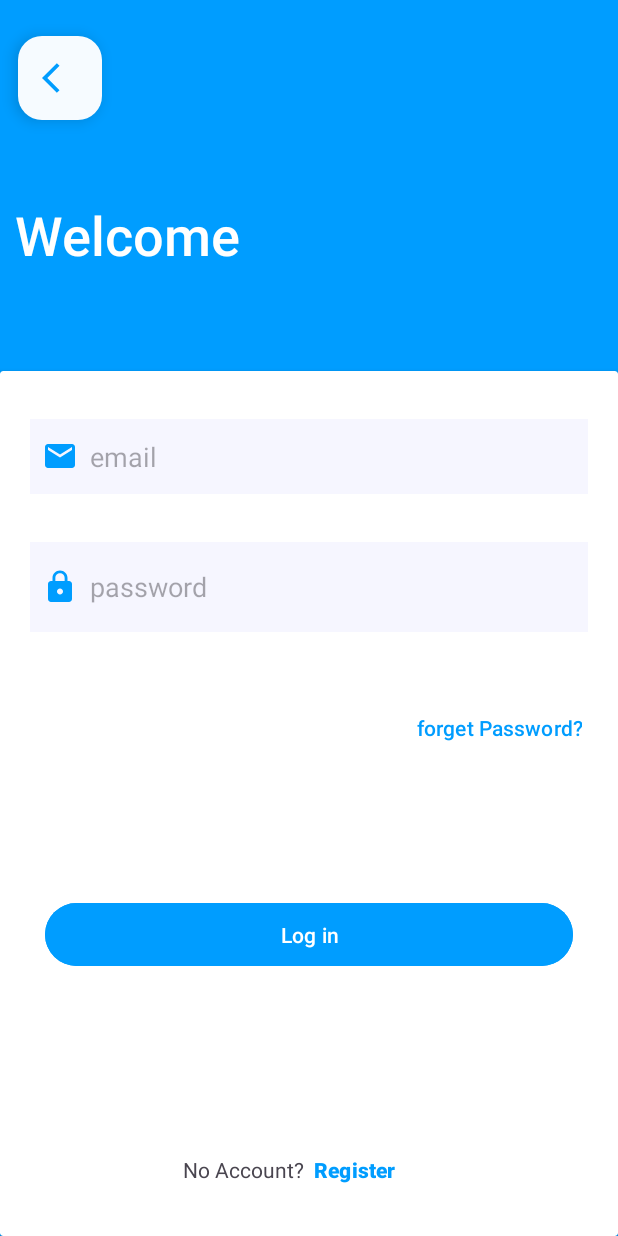
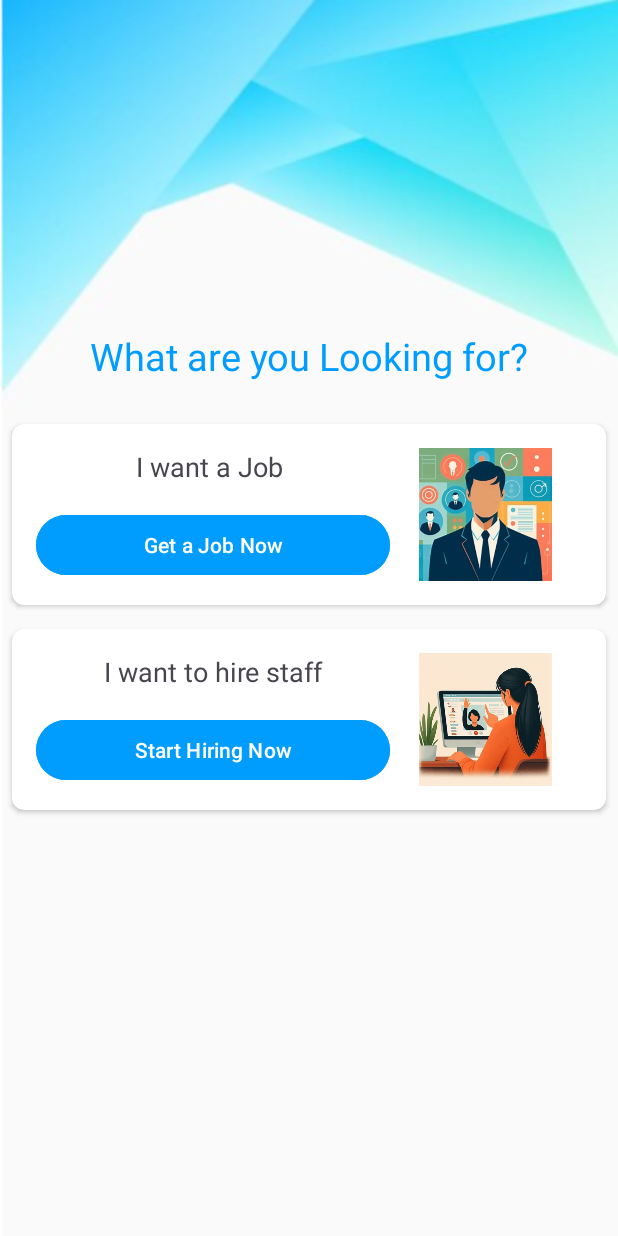
Before and after one commit to Nithishpalanisamy/Horizon, an Android app: the screen it shows after launch (MainActivity before the commit, Launch after it), on a phone screen of 412 x 824 dp. Run offline under Robolectric (Android 15) with nearby library versions, the phone set to English and light mode, and no system bars.

Commit message:
project 24 mar updated

```diff
--- a/app/build.gradle.kts
+++ b/app/build.gradle.kts
@@ -49,6 +49,8 @@ dependencies {
     implementation(libs.androidx.constraintlayout)
     implementation(libs.firebase.auth)
     implementation(libs.firebase.database)
+    implementation(libs.androidx.navigation.fragment.ktx)
+    implementation(libs.androidx.navigation.ui.ktx)
     testImplementation(libs.junit)
     androidTestImplementation(libs.androidx.junit)
     androidTestImplementation(libs.androidx.espresso.core)
--- /dev/null
+++ b/app/src/main/java/com/example/horizon/Launch.kt
@@ -0,0 +1,20 @@
+package com.example.horizon
+
+import android.annotation.SuppressLint
+import android.content.Intent
+import android.os.Bundle
+import android.widget.Button
+import androidx.appcompat.app.AppCompatActivity
+
+open class Launch: AppCompatActivity() {
+    @SuppressLint("MissingInflatedId")
+    override fun onCreate(savedInstanceState: Bundle?) {
+        super.onCreate(savedInstanceState)
+        setContentView(R.layout.launchpage)
+        val seeker = findViewById<Button>(R.id.butt1)
+        val employee = findViewById<Button>(R.id.butt2)
+        seeker.setOnClickListener {
+            startActivity(Intent(this, MainActivity::class.java))
+        }
+    }
+}
--- a/app/src/main/java/com/example/horizon/MainActivity.kt
+++ b/app/src/main/java/com/example/horizon/MainActivity.kt
@@ -7,10 +7,9 @@ import android.util.Patterns
 import android.widget.Button
 import android.widget.EditText
 import android.widget.Toast
-import androidx.appcompat.app.AppCompatActivity
 import com.google.firebase.auth.FirebaseAuth
 
-open class MainActivity : AppCompatActivity() {
+open class MainActivity : Launch() {
 
     @SuppressLint("MissingInflatedId")
     override fun onCreate(savedInstanceState: Bundle?) {
--- a/app/src/main/java/com/example/horizon/Register.kt
+++ b/app/src/main/java/com/example/horizon/Register.kt
@@ -33,7 +33,7 @@ class Register : MainActivity() {
                 email.error = "Please enter a valid email"
             } else if (pass.isEmpty()) {
                 password.error = "Password cannot be empty"
-            } else if (isValidPassword(pass)) {
+            } else if (!isValidPassword(pass)) {
                 password.error = "Invalid password"
             } else if (pass != confirmPass) {
                 confirmpassword.error = "Passwords do not match"
@@ -41,7 +41,7 @@ class Register : MainActivity() {
                 auth.createUserWithEmailAndPassword(user, pass).addOnCompleteListener { task ->
                     if (task.isSuccessful) {
                         Toast.makeText(this, "Signup successful", Toast.LENGTH_SHORT).show()
-                        startActivity(Intent(this, Home::class.java))
+                        startActivity(Intent(this, MainActivity::class.java))
                     } else {
                         Toast.makeText(this, "Signup Failed: ${task.exception?.message}", Toast.LENGTH_SHORT).show()
                     }
--- a/app/src/main/res/layout/activity_main.xml
+++ b/app/src/main/res/layout/activity_main.xml
@@ -13,7 +13,7 @@
         android:layout_width="wrap_content"
         android:layout_height="wrap_content"
         android:orientation="horizontal"
-        app:layout_constraintGuide_percent=".30" />
+        app:layout_constraintGuide_end="512dp" />
 
     <com.google.android.material.floatingactionbutton.FloatingActionButton
         android:id="@+id/back1"
--- a/app/src/main/res/layout/fragment_home.xml
+++ b/app/src/main/res/layout/fragment_home.xml
@@ -48,7 +48,7 @@
                 android:layout_alignParentBottom="true"
                 android:layout_marginTop="25dp"
                 android:contentDescription="@string/todo"
-                android:src="@drawable/job_seeker"
+                android:src="@drawable/seeker02"
                 app:layout_constraintEnd_toEndOf="parent"
                 app:layout_constraintStart_toStartOf="parent"
                 app:layout_constraintTop_toBottomOf="@+id/textView4"
--- /dev/null
+++ b/app/src/main/res/layout/launchpage.xml
@@ -0,0 +1,110 @@
+<?xml version="1.0" encoding="utf-8"?>
+<LinearLayout xmlns:android="http://schemas.android.com/apk/res/android"
+    android:layout_width="match_parent"
+    xmlns:card_view="http://schemas.android.com/apk/res-auto"
+    android:orientation="vertical"
+    android:layout_height="match_parent"
+    android:background="@drawable/launch">
+
+    <TextView
+        android:layout_width="wrap_content"
+        android:layout_height="wrap_content"
+        android:id="@+id/t1"
+        android:text="What are you Looking for?"
+        android:textColor="@color/app_theme"
+        android:layout_marginLeft="60dp"
+        android:layout_marginTop="220dp"
+        android:layout_marginBottom="20sp"
+        android:textSize="25sp" />
+
+    <androidx.cardview.widget.CardView
+        android:id="@+id/card_view"
+        android:layout_width="match_parent"
+        android:layout_height="wrap_content"
+        android:layout_margin="8dp"
+        card_view:cardCornerRadius="8dp">
+
+        <LinearLayout
+            android:layout_width="match_parent"
+            android:layout_height="wrap_content"
+            android:orientation="horizontal"
+            android:padding="16dp">
+
+            <LinearLayout
+                android:layout_width="0dp"
+                android:layout_height="wrap_content"
+                android:layout_weight="0.65"
+                android:orientation="vertical">
+
+                <TextView
+                    android:layout_width="match_parent"
+                    android:layout_height="wrap_content"
+                    android:text="I want a Job "
+                    android:gravity="center_horizontal"
+                    android:textSize="18sp" />
+
+                <Button
+                    android:layout_width="match_parent"
+                    android:layout_height="wrap_content"
+                    android:text="Get a Job Now"
+                    android:backgroundTint="@color/app_theme"
+                    android:layout_marginTop="16dp"
+                    android:id="@+id/butt1"/>
+            </LinearLayout>
+
+            <ImageView
+                android:layout_width="0dp"
+                android:layout_height="match_parent"
+                android:layout_weight="0.35"
+                android:src="@drawable/job_seeker" />
+        </LinearLayout>
+    </androidx.cardview.widget.CardView>
+
+
+    <androidx.cardview.widget.CardView
+        android:id="@+id/card_view2"
+        android:layout_width="match_parent"
+        android:layout_height="wrap_content"
+        android:layout_margin="8dp"
+        card_view:cardCornerRadius="8dp">
+
+        <LinearLayout
+            android:layout_width="match_parent"
+            android:layout_height="wrap_content"
+            android:orientation="horizontal"
+            android:padding="16dp">
+
+            <LinearLayout
+                android:layout_width="0dp"
+                android:layout_height="wrap_content"
+                android:layout_weight="0.65"
+                android:orientation="vertical">
+
+                <TextView
+                    android:layout_width="match_parent"
+                    android:layout_height="wrap_content"
+                    android:text="I want to hire staff"
+                    android:textSize="18sp"
+                    android:gravity="center" />
+
+                <Button
+                    android:layout_width="match_parent"
+                    android:layout_height="wrap_content"
+                    android:text="Start Hiring Now"
+                    android:backgroundTint="@color/app_theme"
+                    android:layout_marginTop="16dp"
+                    android:id="@+id/butt2"/>
+            </LinearLayout>
+
+            <ImageView
+                android:layout_width="0dp"
+                android:layout_height="match_parent"
+                android:layout_weight="0.35"
+                android:src="@drawable/employee" />
+        </LinearLayout>
+    </androidx.cardview.widget.CardView>
+
+
+
+
+</LinearLayout>
--- /dev/null
+++ b/app/src/main/res/values-land/dimens.xml
@@ -0,0 +1,3 @@
+<resources>
+      <dimen name="fab_margin">48dp</dimen>
+   </resources>
--- /dev/null
+++ b/app/src/main/res/values-v23/themes.xml
@@ -0,0 +1,8 @@
+<resources xmlns:tools="http://schemas.android.com/tools">
+  <style name="Theme.Horizon" parent="Base.Theme.Horizon">
+    <!-- Transparent system bars for edge-to-edge. -->
+    <item name="android:navigationBarColor">@android:color/transparent</item>
+    <item name="android:statusBarColor">@android:color/transparent</item>
+    <item name="android:windowLightStatusBar">?attr/isLightTheme</item>
+  </style>
+</resources>
--- /dev/null
+++ b/app/src/main/res/values-w1240dp/dimens.xml
@@ -0,0 +1,3 @@
+<resources>
+      <dimen name="fab_margin">200dp</dimen>
+   </resources>
--- /dev/null
+++ b/app/src/main/res/values-w600dp/dimens.xml
@@ -0,0 +1,3 @@
+<resources>
+      <dimen name="fab_margin">48dp</dimen>
+   </resources>
--- /dev/null
+++ b/app/src/main/res/values/dimens.xml
@@ -0,0 +1,3 @@
+<resources>
+      <dimen name="fab_margin">16dp</dimen>
+   </resources>
--- a/gradle/libs.versions.toml
+++ b/gradle/libs.versions.toml
@@ -12,6 +12,8 @@ constraintlayout = "2.1.4"
 googleServices = "4.4.1"
 firebaseAuth = "22.3.1"
 firebaseDatabase = "20.3.1"
+navigationFragmentKtx = "2.7.7"
+navigationUiKtx = "2.7.7"
 
 [libraries]
 androidx-core-ktx = { group = "androidx.core", name = "core-ktx", version.ref = "coreKtx" }
@@ -25,6 +27,8 @@ androidx-constraintlayout = { group = "androidx.constraintlayout", name = "const
 google-services = { group = "com.google.gms", name = "google-services", version.ref = "googleServices" }
 firebase-auth = { group = "com.google.firebase", name = "firebase-auth", version.ref = "firebaseAuth" }
 firebase-database = { group = "com.google.firebase", name = "firebase-database", version.ref = "firebaseDatabase" }
+androidx-navigation-fragment-ktx = { group = "androidx.navigation", name = "navigation-fragment-ktx", version.ref = "navigationFragmentKtx" }
+androidx-navigation-ui-ktx = { group = "androidx.navigation", name = "navigation-ui-ktx", version.ref = "navigationUiKtx" }
 
 [plugins]
 androidApplication = { id = "com.android.application", version.ref = "agp" }
```
Also changed, not shown: app/src/main/AndroidManifest.xml (+13 -9 lines), app/src/main/res/layout/fragment_first.xml (added, +34 -0 lines), app/src/main/res/layout/fragment_second.xml (added, +34 -0 lines), app/src/main/res/navigation/nav_graph.xml (added, +28 -0 lines), app/src/main/res/values/strings.xml (+42 -0 lines), app/src/main/res/drawable/launch.png (added), app/src/main/res/drawable/seeker02.png (added).
